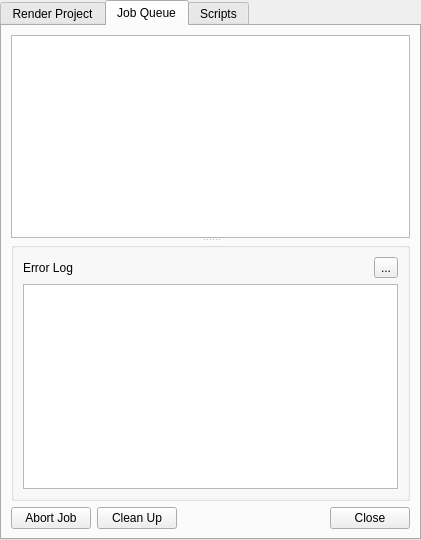
Before: the Qt Designer form src/widgets/renderwidget_ui.ui in KDE/kdenlive, drawn with Qt 5.
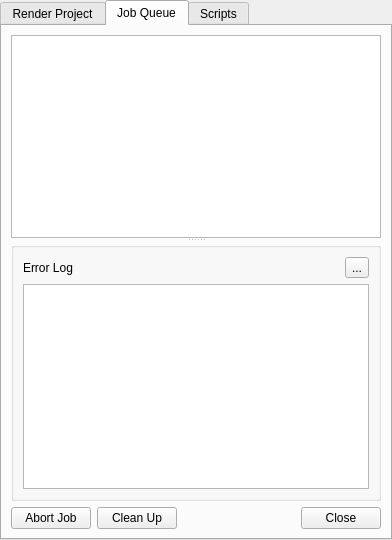
After: the same form once the commit is applied. The open tabs and pages were chosen to show the change. Custom widgets are drawn as their Qt base class.

Commit message: alternate row color in jobs list

What changed in the file:
```diff
--- a/src/widgets/renderwidget_ui.ui
+++ b/src/widgets/renderwidget_ui.ui
@@ -6,8 +6,8 @@
    <rect>
     <x>0</x>
     <y>0</y>
-    <width>421</width>
-    <height>508</height>
+    <width>392</width>
+    <height>535</height>
    </rect>
   </property>
   <property name="windowTitle">
@@ -377,6 +377,9 @@
             <verstretch>0</verstretch>
            </sizepolicy>
           </property>
+          <property name="alternatingRowColors">
+           <bool>true</bool>
+          </property>
           <property name="rootIsDecorated">
            <bool>false</bool>
           </property>
```
Left out of the diff: 3 changed lines with no effect on the pictures.
